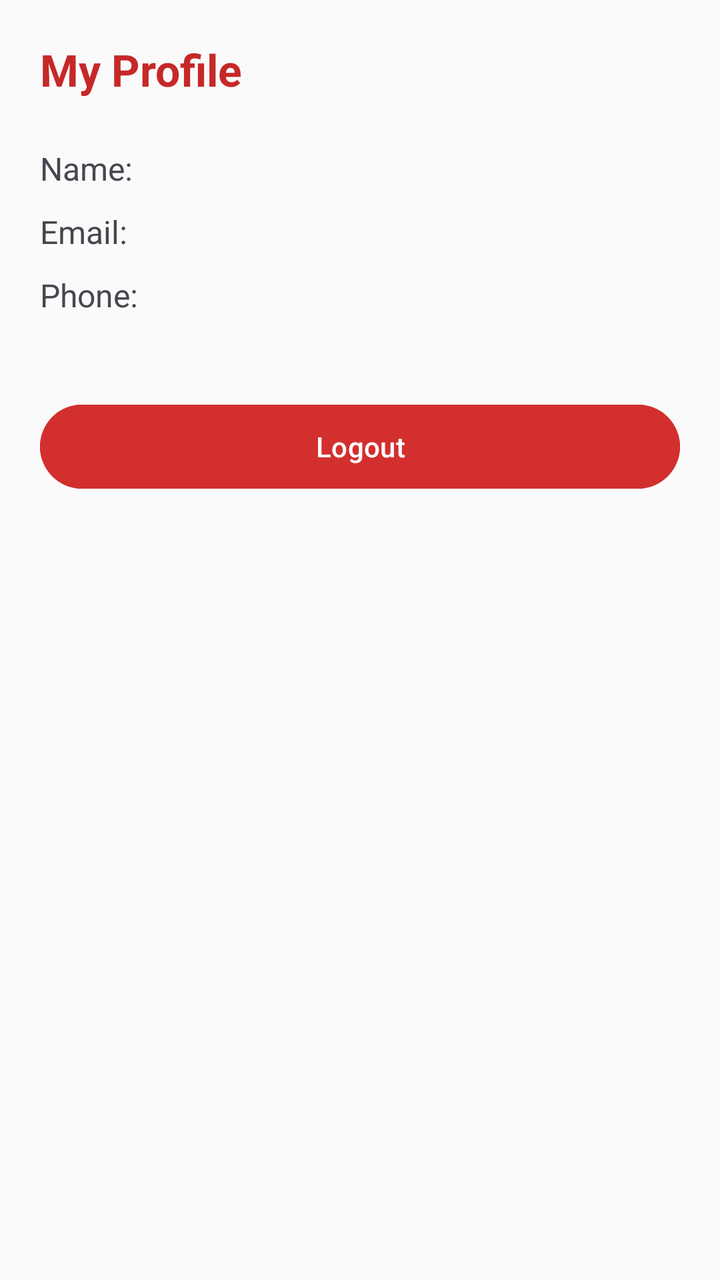
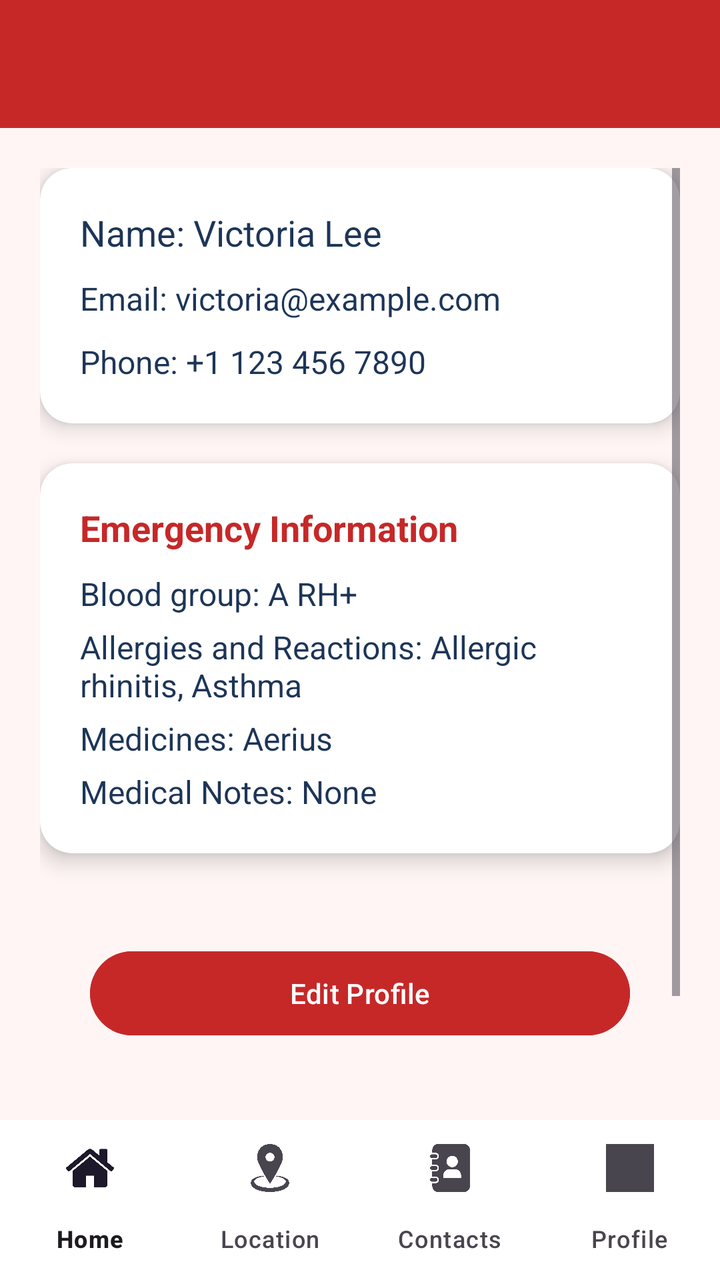

An Android layout rendered at two revisions. The XML below is the earlier revision; the diff shows what the commit changed to produce the second picture.
<!-- AndroidManifest.xml: application theme Theme.lifeguard -->
<!-- res/layout/activity_profile.xml -->
<?xml version="1.0" encoding="utf-8"?>
<LinearLayout xmlns:android="http://schemas.android.com/apk/res/android"
    android:orientation="vertical"
    android:padding="20dp"
    android:background="#FAFAFA"
    android:layout_width="match_parent"
    android:layout_height="match_parent">

    <TextView
        android:text="My Profile"
        android:textSize="22sp"
        android:textStyle="bold"
        android:textColor="#C62828"
        android:layout_marginBottom="24dp"
        android:layout_width="wrap_content"
        android:layout_height="wrap_content"/>

    <TextView
        android:id="@+id/tvName"
        android:text="Name:"
        android:textSize="16sp"
        android:layout_width="wrap_content"
        android:layout_height="wrap_content"/>

    <TextView
        android:id="@+id/tvEmail"
        android:text="Email:"
        android:textSize="16sp"
        android:layout_marginTop="10dp"
        android:layout_width="wrap_content"
        android:layout_height="wrap_content"/>

    <TextView
        android:id="@+id/tvPhone"
        android:text="Phone:"
        android:textSize="16sp"
        android:layout_marginTop="10dp"
        android:layout_width="wrap_content"
        android:layout_height="wrap_content"/>

    <Button
        android:id="@+id/btnLogout"
        android:text="Logout"
        android:textColor="#FFFFFF"
        android:backgroundTint="#D32F2F"
        android:layout_marginTop="40dp"
        android:layout_width="match_parent"
        android:layout_height="50dp"/>

</LinearLayout>
<!-- resources referenced by this layout -->
<resources>
  <style name="Theme.lifeguard" parent="Base.Theme.lifeguard" />
  <style name="Base.Theme.lifeguard" parent="Theme.Material3.DayNight.NoActionBar">
          
          
      </style>
</resources>

<!-- the commit's change to res/layout/activity_profile.xml (unified diff, before → after) -->
@@ -1,50 +1,174 @@
 <?xml version="1.0" encoding="utf-8"?>
-<LinearLayout xmlns:android="http://schemas.android.com/apk/res/android"
-    android:orientation="vertical"
-    android:padding="20dp"
-    android:background="#FAFAFA"
+<androidx.coordinatorlayout.widget.CoordinatorLayout
+    xmlns:android="http://schemas.android.com/apk/res/android"
+    xmlns:app="http://schemas.android.com/apk/res-auto"
     android:layout_width="match_parent"
-    android:layout_height="match_parent">
+    android:layout_height="match_parent"
+    android:background="#FFF5F5">
 
-    <TextView
-        android:text="My Profile"
-        android:textSize="22sp"
-        android:textStyle="bold"
-        android:textColor="#C62828"
-        android:layout_marginBottom="24dp"
-        android:layout_width="wrap_content"
-        android:layout_height="wrap_content"/>
+    
+    <com.google.android.material.appbar.MaterialToolbar
+        android:id="@+id/topAppBar"
+        android:layout_width="match_parent"
+        android:layout_height="?attr/actionBarSize"
+        android:background="#C62828"
+        android:title="My Profile"
+        android:titleTextColor="@android:color/white"/>
 
-    <TextView
-        android:id="@+id/tvName"
-        android:text="Name:"
-        android:textSize="16sp"
-        android:layout_width="wrap_content"
-        android:layout_height="wrap_content"/>
+    
+    <ScrollView
+        android:layout_width="match_parent"
+        android:layout_height="match_parent"
+        android:layout_marginTop="?attr/actionBarSize"
+        android:layout_marginBottom="56dp"
+        android:padding="20dp">
 
-    <TextView
-        android:id="@+id/tvEmail"
-        android:text="Email:"
-        android:textSize="16sp"
-        android:layout_marginTop="10dp"
-        android:layout_width="wrap_content"
-        android:layout_height="wrap_content"/>
+        <LinearLayout
+            android:layout_width="match_parent"
+            android:layout_height="wrap_content"
+            android:orientation="vertical">
 
-    <TextView
-        android:id="@+id/tvPhone"
-        android:text="Phone:"
-        android:textSize="16sp"
-        android:layout_marginTop="10dp"
-        android:layout_width="wrap_content"
-        android:layout_height="wrap_content"/>
+            
+            <androidx.cardview.widget.CardView
+                android:layout_width="match_parent"
+                android:layout_height="wrap_content"
+                android:layout_marginBottom="20dp"
+                app:cardCornerRadius="16dp"
+                app:cardElevation="6dp"
+                app:cardBackgroundColor="@android:color/white"
+                >
 
-    <Button
-        android:id="@+id/btnLogout"
-        android:text="Logout"
-        android:textColor="#FFFFFF"
-        android:backgroundTint="#D32F2F"
-        android:layout_marginTop="40dp"
+                <LinearLayout
+                    android:orientation="vertical"
+                    android:padding="20dp"
+                    android:layout_width="match_parent"
+                    android:layout_height="wrap_content">
+
+                    <TextView
+                        android:id="@+id/tvName"
+                        android:text="Name: Victoria Lee"
+                        android:textSize="18sp"
+                        android:backgroundTint="@color/white"
+                        android:textColor="#1D3557"
+                        android:layout_width="wrap_content"
+                        android:layout_height="wrap_content"/>
+
+                    <TextView
+                        android:id="@+id/tvEmail"
+                        android:text="Email: victoria@example.com"
+                        android:textSize="16sp"
+                        android:textColor="#1D3557"
+                        android:layout_marginTop="10dp"
+                        android:layout_width="wrap_content"
+                        android:layout_height="wrap_content"/>
+
+                    <TextView
+                        android:id="@+id/tvPhone"
+                        android:text="Phone: +1 123 456 7890"
+                        android:textSize="16sp"
+                        android:textColor="#1D3557"
+                        android:layout_marginTop="10dp"
+                        android:layout_width="wrap_content"
+                        android:layout_height="wrap_content"/>
+
+                </LinearLayout>
+            </androidx.cardview.widget.CardView>
+
+            
+            <androidx.cardview.widget.CardView
+                android:layout_width="match_parent"
+                android:layout_height="wrap_content"
+                android:layout_marginBottom="20dp"
+                app:cardCornerRadius="16dp"
+                app:cardElevation="6dp"
+                app:cardBackgroundColor="@android:color/white"
+                >
+
+                <LinearLayout
+                    android:orientation="vertical"
+                    android:padding="20dp"
+                    android:layout_width="match_parent"
+                    android:layout_height="wrap_content">
+
+                    <TextView
+                        android:text="Emergency Information"
+                        android:textSize="18sp"
+                        android:textStyle="bold"
+                        android:textColor="#C62828"
+                        android:layout_marginBottom="10dp"
+                        android:layout_width="wrap_content"
+                        android:layout_height="wrap_content"/>
+
+                    <TextView
+                        android:id="@+id/tvBloodGroup"
+                        android:text="Blood group: A RH+"
+                        android:textSize="16sp"
+                        android:textColor="#1D3557"
+                        android:layout_marginBottom="5dp"
+                        android:layout_width="wrap_content"
+                        android:layout_height="wrap_content"/>
+
+                    <TextView
+                        android:id="@+id/tvAllergies"
+                        android:text="Allergies and Reactions: Allergic rhinitis, Asthma"
+                        android:textSize="16sp"
+                        android:textColor="#1D3557"
+                        android:layout_marginBottom="5dp"
+                        android:layout_width="wrap_content"
+                        android:layout_height="wrap_content"/>
+
+                    <TextView
+                        android:id="@+id/tvMedicines"
+                        android:text="Medicines: Aerius"
+                        android:textSize="16sp"
+                        android:textColor="#1D3557"
+                        android:layout_marginBottom="5dp"
+                        android:layout_width="wrap_content"
+                        android:layout_height="wrap_content"/>
+
+                    <TextView
+                        android:id="@+id/tvMedicalNotes"
+                        android:text="Medical Notes: None"
+                        android:textSize="16sp"
+                        android:textColor="#1D3557"
+                        android:layout_width="wrap_content"
+                        android:layout_height="wrap_content"/>
+
+                </LinearLayout>
+            </androidx.cardview.widget.CardView>
+
+            
+            <Button
+                android:id="@+id/btnEditProfile"
+                android:text="Edit Profile"
+                android:textColor="#FFFFFF"
+                android:backgroundTint="#C62828"
+                android:layout_width="match_parent"
+                android:layout_margin="25dp"
+                android:layout_gravity="center"
+                android:layout_height="50dp"/>
+
+            <Button
+                android:id="@+id/btnLogout"
+                android:layout_width="wrap_content"
+                android:layout_height="50dp"
+                android:layout_gravity="right"
+                android:layout_margin="35dp"
+                android:backgroundTint="#D32F2F"
+                android:text="Logout"
+                android:textColor="#FFFFFF" />
+
+        </LinearLayout>
+    </ScrollView>
+
+    
+    <com.google.android.material.bottomnavigation.BottomNavigationView
+        android:id="@+id/bottomNavigation"
         android:layout_width="match_parent"
-        android:layout_height="50dp"/>
+        android:layout_height="wrap_content"
+        android:layout_gravity="bottom"
+        android:background="@android:color/white"
+        app:menu="@menu/bottom_nav_menu"
+        app:labelVisibilityMode="labeled"/>
 
-</LinearLayout>
+</androidx.coordinatorlayout.widget.CoordinatorLayout>
<!-- resource entries referenced after the edit -->
@@ -1,5 +1,6 @@
 <!-- resources referenced by this layout -->
 <resources>
+  <color name="white">#FFFFFFFF</color>
   <style name="Theme.lifeguard" parent="Base.Theme.lifeguard" />
   <style name="Base.Theme.lifeguard" parent="Theme.Material3.DayNight.NoActionBar">
           
